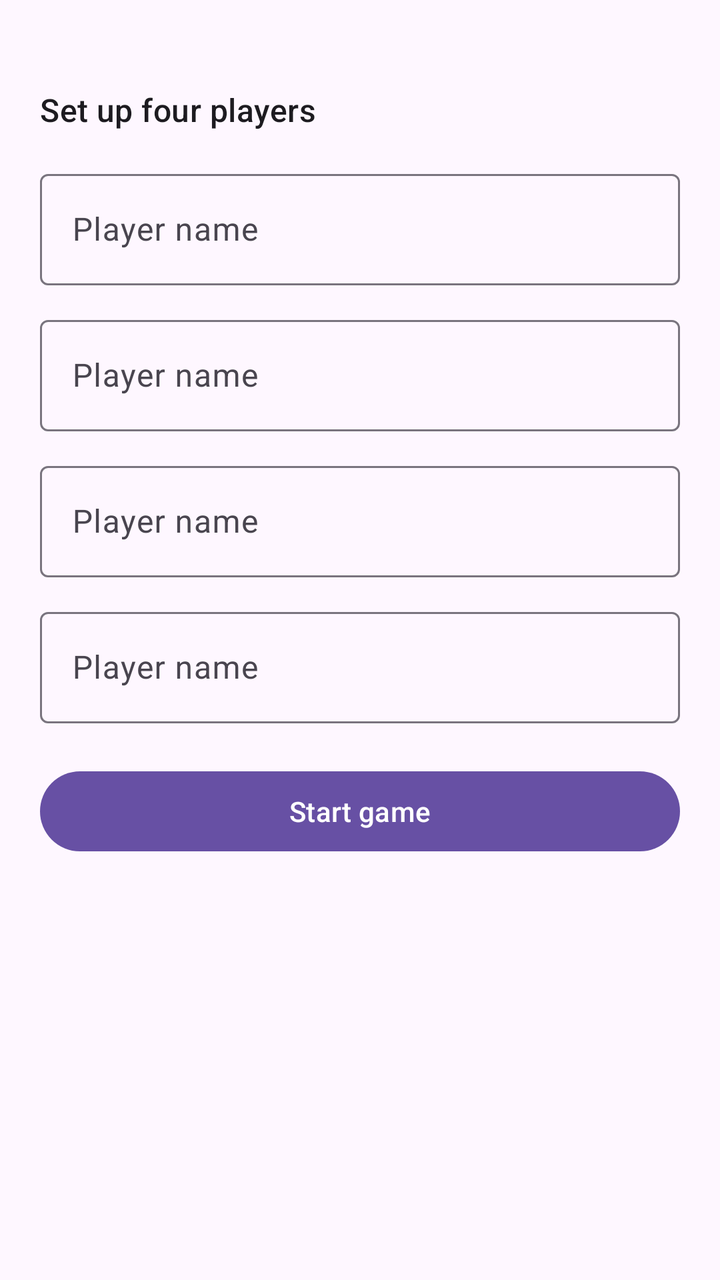
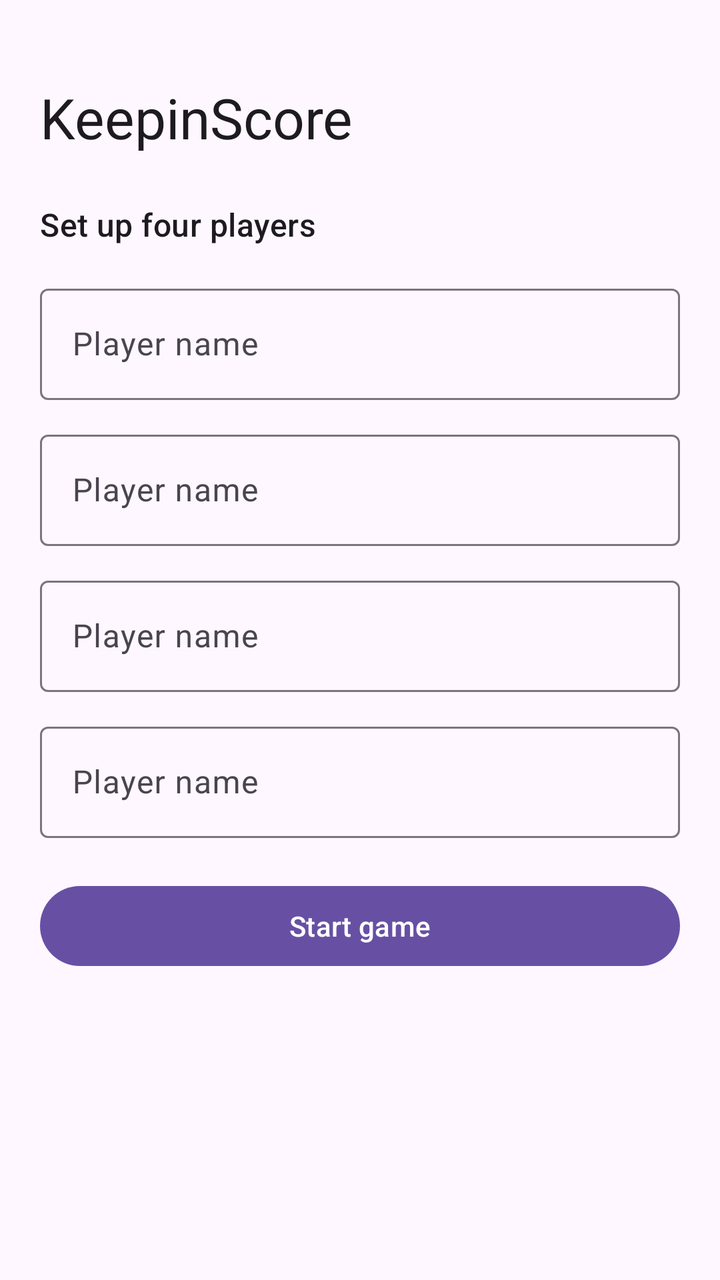

Compare the two renders of this Android layout. The source of the first and the diff that turns it into the second are given below.
<!-- AndroidManifest.xml: application theme Theme.ScoreControl -->
<!-- res/layout/activity_main.xml -->
<?xml version="1.0" encoding="utf-8"?>
<androidx.core.widget.NestedScrollView xmlns:android="http://schemas.android.com/apk/res/android"
    xmlns:app="http://schemas.android.com/apk/res-auto"
    xmlns:tools="http://schemas.android.com/tools"
    android:id="@+id/main"
    android:layout_width="match_parent"
    android:layout_height="match_parent"
    android:fillViewport="true"
    android:clipToPadding="false"
    tools:context=".MainActivity">

    <LinearLayout
        android:layout_width="match_parent"
        android:layout_height="wrap_content"
        android:orientation="vertical"
        android:padding="20dp">

        <LinearLayout
            android:layout_width="match_parent"
            android:layout_height="wrap_content"
            android:orientation="horizontal">

            <com.google.android.material.button.MaterialButton
                android:id="@+id/resetGameButton"
                style="@style/Widget.Material3.Button.TextButton"
                android:layout_width="0dp"
                android:layout_height="wrap_content"
                android:layout_weight="1"
                android:visibility="gone"
                android:text="@string/reset_game" />

            <com.google.android.material.button.MaterialButton
                android:id="@+id/newGameButton"
                style="@style/Widget.Material3.Button.TextButton"
                android:layout_width="0dp"
                android:layout_height="wrap_content"
                android:layout_weight="1"
                android:visibility="gone"
                android:text="@string/new_game" />
        </LinearLayout>

        <LinearLayout
            android:id="@+id/setupContainer"
            android:layout_width="match_parent"
            android:layout_height="wrap_content"
            android:layout_marginTop="24dp"
            android:orientation="vertical">

            <TextView
                android:layout_width="match_parent"
                android:layout_height="wrap_content"
                android:text="@string/setup_title"
                android:textAppearance="@style/TextAppearance.Material3.TitleMedium" />

            <com.google.android.material.textfield.TextInputLayout
                android:id="@+id/nameLayout1"
                style="@style/Widget.Material3.TextInputLayout.OutlinedBox"
                android:layout_width="match_parent"
                android:layout_height="wrap_content"
                android:layout_marginTop="16dp"
                android:hint="@string/player_name_hint">

                <com.google.android.material.textfield.TextInputEditText
                    android:id="@+id/nameInput1"
                    android:layout_width="match_parent"
                    android:layout_height="wrap_content"
                    android:inputType="textPersonName" />
            </com.google.android.material.textfield.TextInputLayout>

            <com.google.android.material.textfield.TextInputLayout
                android:id="@+id/nameLayout2"
                style="@style/Widget.Material3.TextInputLayout.OutlinedBox"
                android:layout_width="match_parent"
                android:layout_height="wrap_content"
                android:layout_marginTop="12dp"
                android:hint="@string/player_name_hint">

                <com.google.android.material.textfield.TextInputEditText
                    android:id="@+id/nameInput2"
                    android:layout_width="match_parent"
                    android:layout_height="wrap_content"
                    android:inputType="textPersonName" />
            </com.google.android.material.textfield.TextInputLayout>

            <com.google.android.material.textfield.TextInputLayout
                android:id="@+id/nameLayout3"
                style="@style/Widget.Material3.TextInputLayout.OutlinedBox"
                android:layout_width="match_parent"
                android:layout_height="wrap_content"
                android:layout_marginTop="12dp"
                android:hint="@string/player_name_hint">

                <com.google.android.material.textfield.TextInputEditText
                    android:id="@+id/nameInput3"
                    android:layout_width="match_parent"
                    android:layout_height="wrap_content"
                    android:inputType="textPersonName" />
            </com.google.android.material.textfield.TextInputLayout>

            <com.google.android.material.textfield.TextInputLayout
                android:id="@+id/nameLayout4"
                style="@style/Widget.Material3.TextInputLayout.OutlinedBox"
                android:layout_width="match_parent"
                android:layout_height="wrap_content"
                android:layout_marginTop="12dp"
                android:hint="@string/player_name_hint">

                <com.google.android.material.textfield.TextInputEditText
                    android:id="@+id/nameInput4"
                    android:layout_width="match_parent"
                    android:layout_height="wrap_content"
                    android:inputType="textPersonName" />
            </com.google.android.material.textfield.TextInputLayout>

            <com.google.android.material.button.MaterialButton
                android:id="@+id/startGameButton"
                android:layout_width="match_parent"
                android:layout_height="wrap_content"
                android:layout_marginTop="20dp"
                android:text="@string/start_game" />
        </LinearLayout>

        <LinearLayout
            android:id="@+id/gameContainer"
            android:layout_width="match_parent"
            android:layout_height="wrap_content"
            android:layout_marginTop="24dp"
            android:orientation="vertical"
            android:visibility="gone">

            <TextView
                android:id="@+id/teamsText"
                android:layout_width="match_parent"
                android:layout_height="wrap_content"
                android:gravity="center"
                android:paddingBottom="8dp"
                android:textAppearance="@style/TextAppearance.Material3.TitleMedium" />

            <TextView
                android:id="@+id/roundTitleText"
                android:layout_width="match_parent"
                android:layout_height="wrap_content"
                android:layout_marginTop="8dp"
                android:textAppearance="@style/TextAppearance.Material3.TitleMedium" />

            <TextView
                android:id="@+id/roundStatusText"
                android:layout_width="match_parent"
                android:layout_height="wrap_content"
                android:layout_marginTop="6dp"
                android:textAppearance="@style/TextAppearance.Material3.BodyMedium" />

            <LinearLayout
                android:layout_width="match_parent"
                android:layout_height="wrap_content"
                android:layout_marginTop="16dp"
                android:orientation="horizontal">

                <com.google.android.material.button.MaterialButton
                    android:id="@+id/nextRoundButton"
                    android:layout_width="0dp"
                    android:layout_height="wrap_content"
                    android:layout_weight="1"
                    android:text="@string/next_round"
                    android:visibility="gone" />
            </LinearLayout>

            <LinearLayout
                android:id="@+id/playerListContainer"
                android:layout_width="match_parent"
                android:layout_height="wrap_content"
                android:layout_marginTop="12dp"
                android:orientation="vertical" />

            <com.google.android.material.button.MaterialButton
                android:id="@+id/lockBidsButton"
                android:layout_width="match_parent"
                android:layout_height="wrap_content"
                android:layout_marginTop="16dp"
                android:text="@string/lock_bids" />
        </LinearLayout>
    </LinearLayout>
</androidx.core.widget.NestedScrollView>
<!-- resources referenced by this layout -->
<resources>
  <string name="lock_bids">Lock bids</string>
  <string name="new_game">New game</string>
  <string name="next_round">Next round</string>
  <string name="player_name_hint">Player name</string>
  <string name="reset_game">Reset</string>
  <string name="setup_title">Set up four players</string>
  <string name="start_game">Start game</string>
  <style name="Theme.ScoreControl" parent="Base.Theme.ScoreControl" />
  <style name="Base.Theme.ScoreControl" parent="Theme.Material3.DayNight.NoActionBar">
          
          
      </style>
</resources>

<!-- the commit's change to res/layout/activity_main.xml (unified diff, before → after) -->
@@ -13,7 +13,10 @@
         android:layout_width="match_parent"
         android:layout_height="wrap_content"
         android:orientation="vertical"
-        android:padding="20dp">
+        android:paddingLeft="20dp"
+        android:paddingTop="16dp"
+        android:paddingRight="20dp"
+        android:paddingBottom="20dp">
 
         <LinearLayout
             android:layout_width="match_parent"
@@ -45,6 +48,14 @@
             android:layout_height="wrap_content"
             android:layout_marginTop="24dp"
             android:orientation="vertical">
+
+            <TextView
+                android:id="@+id/setupTitleText"
+                android:layout_width="match_parent"
+                android:layout_height="wrap_content"
+                android:layout_marginBottom="24dp"
+                android:text="@string/app_title"
+                android:textAppearance="@style/TextAppearance.Material3.HeadlineMedium" />
 
             <TextView
                 android:layout_width="match_parent"
<!-- resource entries referenced after the edit -->
@@ -1,5 +1,6 @@
 <!-- resources referenced by this layout -->
 <resources>
+  <string name="app_title">KeepinScore</string>
   <string name="lock_bids">Lock bids</string>
   <string name="new_game">New game</string>
   <string name="next_round">Next round</string>
